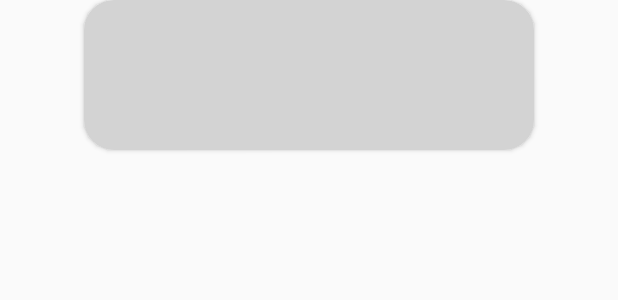
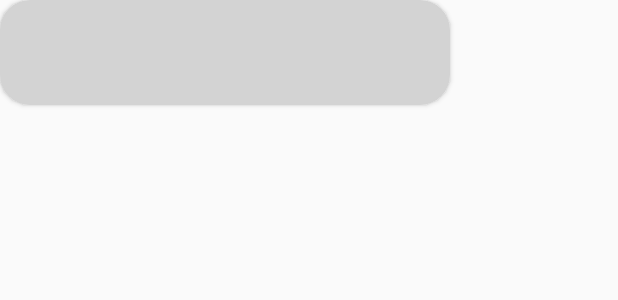
Before and after one commit to devilzCough/Stew, an Android app: the layout book_card.xml on its own in the app's theme, with its tools: preview values and no code run, on a phone screen of 412 x 824 dp. Shown: the top 300 px of the screen. Run offline under Robolectric (Android 15) with nearby library versions, the phone set to English and light mode, and no system bars.

```diff
--- a/app/src/main/res/layout/book_card.xml
+++ b/app/src/main/res/layout/book_card.xml
@@ -1,49 +1,11 @@
 <?xml version="1.0" encoding="utf-8"?>
-<!--<GridLayout
-    xmlns:android="http://schemas.android.com/apk/res/android"
-    android:id="@+id/cardView"
-    android:layout_width="300dp"
-    android:layout_height="100dp"
-    android:orientation="horizontal"
-    android:layout_gravity="center_horizontal"
-    android:rowCount="3"
-    >
 
-    <TextView
-        android:id="@+id/bookInfo"
-        android:layout_width="130dp"
-        android:layout_rowWeight="1"
-        android:layout_columnWeight="2"
-        android:gravity="center"
-        android:lines="2"
-        android:layout_margin="10dp"
-        android:text="" />
-
-    <ImageButton
-        android:id="@+id/btnDetail"
-        android:layout_width="wrap_content"
-        android:layout_height="wrap_content"
-        android:layout_margin="10dp"
-        android:layout_gravity="center_vertical"
-        android:src="@drawable/detail"
-        android:background="#00000000"/>
-
-    <ImageButton
-        android:id="@+id/btnCancel"
-        android:layout_width="wrap_content"
-        android:layout_height="wrap_content"
-        android:layout_gravity="center_vertical"
-        android:layout_margin="10dp"
-        android:src="@drawable/cancel"
-        android:background="#00000000"/>
-</GridLayout>-->
 <android.support.v7.widget.CardView
     xmlns:android="http://schemas.android.com/apk/res/android"
     android:id="@+id/cardView"
     android:layout_width="300dp"
-    android:layout_height="100dp"
+    android:layout_height="70dp"
     xmlns:app="http://schemas.android.com/apk/res-auto"
-    android:layout_gravity="center_horizontal"
     app:cardElevation="@dimen/cardview_default_elevation"
     app:cardBackgroundColor="#D3D3D3"
     app:cardCornerRadius="20dp">
@@ -58,9 +20,8 @@
         <TextView
             android:id="@+id/bookInfo"
             android:layout_width="130dp"
-            android:layout_rowWeight="1"
             android:layout_columnWeight="2"
-            android:gravity="center"
+            android:layout_gravity="center"
             android:lines="2"
             android:layout_margin="10dp"
             android:text="" />
--- a/app/src/main/res/layout/fragment_mylist.xml
+++ b/app/src/main/res/layout/fragment_mylist.xml
@@ -12,5 +12,6 @@
     <android.support.v7.widget.RecyclerView
         android:id="@+id/recyclerView"
         android:layout_width="match_parent"
-        android:layout_height="match_parent"/>
+        android:layout_height="match_parent"
+        android:layout_gravity="center_horizontal"/>
 </LinearLayout>
```
Also changed, not shown: app/src/main/java/org/androidtown/stew/BookInfo.java (added, +42 -0 lines), app/src/main/java/org/androidtown/stew/CustomDialog.java (+14 -2 lines), app/src/main/java/org/androidtown/stew/MyListFragment.java (+12 -5 lines), app/src/main/java/org/androidtown/stew/RecyclerAdapter.java (+19 -4 lines), app/src/main/java/org/androidtown/stew/StewConstant.java (added, +12 -0 lines), app/src/main/res/layout/book_info_dialog.xml (added, +78 -0 lines).
